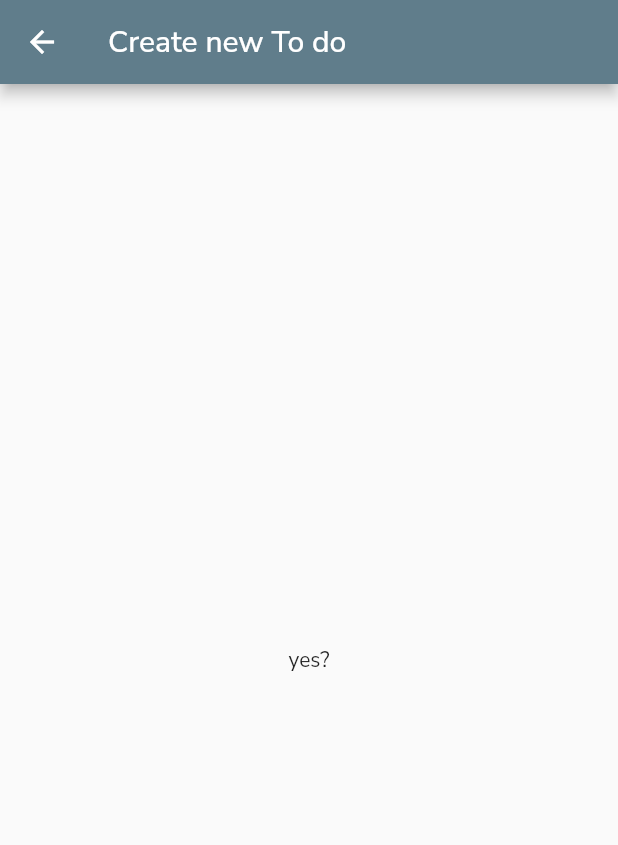
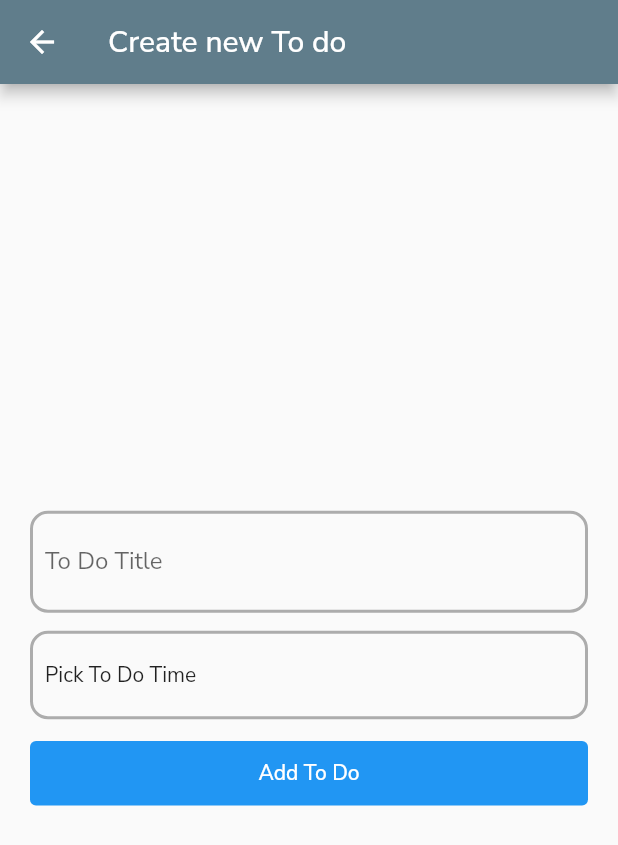
Before and after one commit to kptankhoa/todo_app, a Flutter app: the screen it shows after launch, item 2 of the bottom bar chosen, after a tap on the "add" icon, on a phone screen of 412 x 824 dp. Shown: the top 845 px of the screen. Run offline on Flutter 3.47's test engine with Material 2 defaults, Android fonts, the phone set to English and light mode, and no system bars; our stand-ins replace flutter_datetime_picker, google_fonts.

Commit message:
add new todo screen

```diff
--- /dev/null
+++ b/lib/common/widgets/modified/outlined_date_picker/outlined_date_picker.dart
@@ -0,0 +1,41 @@
+import 'package:flutter/material.dart';
+import 'package:flutter_datetime_picker/flutter_datetime_picker.dart';
+import 'package:intl/intl.dart';
+import 'package:todo_app/common/widgets/modified/outlined_container/outlined_container.dart';
+
+class OutLinedDatePicker extends StatelessWidget {
+  final Function(DateTime) onConfirm;
+  final DateTime? currentTime;
+
+  const OutLinedDatePicker({
+    Key? key,
+    required this.currentTime,
+    required this.onConfirm,
+  }) : super(key: key);
+
+  @override
+  Widget build(BuildContext context) {
+    return OutlinedContainer(
+      padding: 8,
+      onTap: () => _showDateTimePicker(context),
+      child: Padding(
+        padding: const EdgeInsets.symmetric(vertical: 10.0),
+        child: Text(
+          (currentTime == null)
+              ? 'Pick To Do Time'
+              : DateFormat('H:m:s dd/MM/yyyy').format(currentTime!),
+        ),
+      ),
+    );
+  }
+
+  void _showDateTimePicker(BuildContext context) => DatePicker.showDateTimePicker(
+    context,
+    showTitleActions: true,
+    minTime: DateTime(2018, 3, 5),
+    maxTime: DateTime(2019, 6, 7),
+    onConfirm: (date) => onConfirm(date),
+    currentTime: DateTime.now(),
+    locale: LocaleType.en,
+  );
+}
--- a/lib/common/widgets/modified/outlined_text_field/outlined_text_field.dart
+++ b/lib/common/widgets/modified/outlined_text_field/outlined_text_field.dart
@@ -1,8 +1,9 @@
 import 'package:flutter/material.dart';
+import 'package:todo_app/common/widgets/modified/outlined_container/outlined_container.dart';
 
 class OutlinedTextField extends StatelessWidget {
   final String label;
-  final Function onChanged;
+  final Function(String) onChanged;
   final TextInputType keyboardType;
 
   const OutlinedTextField({
@@ -14,13 +15,17 @@ class OutlinedTextField extends StatelessWidget {
 
   @override
   Widget build(BuildContext context) {
-    return TextField(
-      decoration: InputDecoration(
-        border: const OutlineInputBorder(),
-        hintText: label,
+    return OutlinedContainer(
+      padding: 8,
+      child: TextField(
+          decoration: InputDecoration(
+            contentPadding: const EdgeInsets.all(0),
+            border: InputBorder.none,
+            hintText: label,
+          ),
+        keyboardType: keyboardType,
+        onChanged: (text) => onChanged(text),
       ),
-      keyboardType: keyboardType,
-      onChanged: (text) => onChanged(text),
     );
   }
 }
--- /dev/null
+++ b/lib/common/widgets/modified/styled_text_button/styled_text_button.dart
@@ -0,0 +1,34 @@
+import 'package:flutter/material.dart';
+
+class StyledTextButton extends StatelessWidget {
+  final String content;
+  final VoidCallback? onPressed;
+  final Color bgColor;
+  final Color textColor;
+
+  const StyledTextButton(
+    this.content, {
+    Key? key,
+    required this.onPressed,
+    this.bgColor = Colors.blue,
+    this.textColor = Colors.white,
+  }) : super(key: key);
+
+  @override
+  Widget build(BuildContext context) {
+    return Container(
+      margin: const EdgeInsets.symmetric(vertical: 6),
+      child: ElevatedButton(
+        style: ButtonStyle(
+          backgroundColor: MaterialStateProperty.all(bgColor),
+          foregroundColor: MaterialStateProperty.all(textColor),
+          padding: MaterialStateProperty.all(const EdgeInsets.all(12)),
+          elevation: MaterialStateProperty.all(0),
+          shadowColor: MaterialStateProperty.all(Colors.transparent),
+        ),
+        onPressed: onPressed,
+        child: Text(content),
+      ),
+    );
+  }
+}
--- a/lib/common/widgets/todo_item/todo_item.dart
+++ b/lib/common/widgets/todo_item/todo_item.dart
@@ -29,7 +29,7 @@ class ToDoItem extends StatelessWidget {
                   ),
                 ),
                 Text(
-                  DateFormat('H:m:s dd/MM/yyyy').format(toDo.todoTime),
+                  DateFormat('H:m:s dd/MM/yyyy').format(toDo.toDoTime),
                   style: const TextStyle(color: AppColor.disabled),
                 ),
               ],
--- a/lib/model/todo.dart
+++ b/lib/model/todo.dart
@@ -1,8 +1,8 @@
 class ToDo {
   int id;
   String title;
-  DateTime todoTime;
+  DateTime toDoTime;
   bool isDone;
-  ToDo({required this.id, required this.title, required this.todoTime, this.isDone = false});
+  ToDo({required this.id, required this.title, required this.toDoTime, this.isDone = false});
   void setDone() => isDone = true;
 }
--- a/lib/model/todo_list.dart
+++ b/lib/model/todo_list.dart
@@ -7,12 +7,9 @@ class ToDoList {
 
   void add(ToDo newTodo) => list.add(newTodo);
 
-  void doneAnItem(int doneTodoId) {
-    ToDo doneItem = list.firstWhere((todo) => todo.id == doneTodoId);
-    doneItem.setDone();
-  }
+  List<ToDo> getAll() => list;
 
-  List<ToDo> getAll() => list;
+  ToDoList getReverseList() => ToDoList(list: List.from(list.reversed));
 
   ToDoList getUndoneToDoList() =>
       ToDoList(list: list.where((todo) => !todo.isDone).toList());
@@ -33,7 +30,7 @@ class ToDoList {
     var now = DateTime.now();
     var tomorrowStart = DateTime(now.year, now.month, now.day + 1);
     return ToDoList(
-      list: list.where((todo) => todo.todoTime.isAfter(tomorrowStart)).toList(),
+      list: list.where((todo) => todo.toDoTime.isAfter(tomorrowStart)).toList(),
     );
   }
 
@@ -42,7 +39,13 @@ class ToDoList {
     var todayStart = DateTime(now.year, now.month, now.day);
     var tomorrowStart = DateTime(now.year, now.month, now.day + 1);
     return ToDoList(
-      list: list.where((todo) => todo.todoTime.isAfter(todayStart) && todo.todoTime.isBefore(tomorrowStart)).toList(),
+      list: list
+          .where(
+            (todo) =>
+                todo.toDoTime.isAfter(todayStart) &&
+                todo.toDoTime.isBefore(tomorrowStart),
+          )
+          .toList(),
     );
   }
 }
--- a/lib/screens/home/home_screen.dart
+++ b/lib/screens/home/home_screen.dart
@@ -2,6 +2,7 @@ import 'package:flutter/material.dart';
 import 'package:todo_app/common/const.dart';
 import 'package:todo_app/common/widgets/search_bar/search_bar.dart';
 import 'package:todo_app/constants/colors.dart';
+import 'package:todo_app/model/todo.dart';
 import 'package:todo_app/model/todo_list.dart';
 import 'package:todo_app/screens/home/widgets/todo_list_view.dart';
 
@@ -13,7 +14,7 @@ class HomeScreen extends StatefulWidget {
 }
 
 class _HomeScreenState extends State<HomeScreen> {
-  static final ToDoList _toDoList = dummyToDoList;
+  static final ToDoList _toDoList = dummyToDoList.getUndoneToDoList().getReverseList();
   String _searchContent = '';
   int _selectedIndex = 0;
   ToDoList _activeToDoList = _toDoList;
@@ -26,14 +27,10 @@ class _HomeScreenState extends State<HomeScreen> {
     });
   }
 
-  void setDone(int index) => setState(() {
-        _toDoList.list[index].setDone();
-      });
+  void setDone(int index) => setState(() => _toDoList.list[index].setDone());
 
   void _onItemTapped(int index) {
-    setState(() {
-      _selectedIndex = index;
-    });
+    setState(() => _selectedIndex = index);
     switch (index) {
       case 0:
         return setState(() => _activeToDoList = _toDoList);
@@ -42,6 +39,11 @@ class _HomeScreenState extends State<HomeScreen> {
       case 2:
         return setState(() => _activeToDoList = _toDoList.getUpcomingToDos());
     }
+  }
+
+  void _addNewToDo(ToDo newToDo) {
+    setState(() => _toDoList.add(newToDo));
+    _onItemTapped(_selectedIndex);
   }
 
   @override
@@ -53,7 +55,14 @@ class _HomeScreenState extends State<HomeScreen> {
           actions: [
             IconButton(
               icon: const Icon(Icons.add),
-              onPressed: () => Navigator.pushNamed(context, '/new_todo'),
+              onPressed: () => Navigator.pushNamed(
+                context,
+                '/new_todo',
+                arguments: {
+                  'newIndex':_toDoList.list.length,
+                  'function': _addNewToDo
+                },
+              ),
               tooltip: 'Add new Todo',
             ),
           ],
--- a/lib/screens/new_todo/new_todo_screen.dart
+++ b/lib/screens/new_todo/new_todo_screen.dart
@@ -1,4 +1,8 @@
 import 'package:flutter/material.dart';
+import 'package:todo_app/common/widgets/modified/outlined_date_picker/outlined_date_picker.dart';
+import 'package:todo_app/common/widgets/modified/outlined_text_field/outlined_text_field.dart';
+import 'package:todo_app/common/widgets/modified/styled_text_button/styled_text_button.dart';
+import 'package:todo_app/model/todo.dart';
 
 class NewTodoScreen extends StatefulWidget {
   const NewTodoScreen({Key? key}) : super(key: key);
@@ -8,13 +12,57 @@ class NewTodoScreen extends StatefulWidget {
 }
 
 class _NewTodoScreenState extends State<NewTodoScreen> {
+  Map<String, dynamic> newToDoValue = {
+    'title': null,
+    'time': null,
+  };
+
+  void updateForm(String key, dynamic value) {
+    setState(() => newToDoValue[key] = value);
+  }
+
   @override
   Widget build(BuildContext context) {
+    Map<String, dynamic> args =
+        ModalRoute.of(context)!.settings.arguments as Map<String, dynamic>;
+    Function(ToDo) addNewToDo = args['function'] as Function(ToDo);
+    int newIndex = args['newIndex'] as int;
     return SafeArea(
       child: Scaffold(
         appBar: AppBar(title: const Text('Create new To do')),
-        body: const Center(
-          child: Text('yes?'),
+        body: Center(
+          child: SingleChildScrollView(
+            child: Padding(
+              padding: const EdgeInsets.symmetric(horizontal: 20.0),
+              child: Column(
+                crossAxisAlignment: CrossAxisAlignment.stretch,
+                mainAxisAlignment: MainAxisAlignment.center,
+                children: [
+                  OutlinedTextField(
+                    label: 'To Do Title',
+                    onChanged: (value) => updateForm('title', value),
+                  ),
+                  OutLinedDatePicker(
+                    currentTime: newToDoValue['time'],
+                    onConfirm: (value) => updateForm('time', value),
+                  ),
+                  StyledTextButton(
+                    'Add To Do',
+                    onPressed: () {
+                      addNewToDo(
+                        ToDo(
+                          id: newIndex,
+                          title: newToDoValue['title'],
+                          toDoTime: newToDoValue['time'],
+                        ),
+                      );
+                      Navigator.pop(context);
+                    },
+                  ),
+                ],
+              ),
+            ),
+          ),
         ),
       ),
     );
--- a/pubspec.yaml
+++ b/pubspec.yaml
@@ -15,6 +15,8 @@ dependencies:
   google_fonts: ^2.1.0
   intl: ^0.17.0
   flutter_local_notifications: ^9.1.1
+  flutter_datetime_picker: ^1.5.1
+
 
 dev_dependencies:
   flutter_test:
```
Also changed, not shown: lib/common/const.dart (+6 -6 lines), lib/screens/home/widgets/todo_list_view.dart (+7 -3 lines), pubspec.lock.
